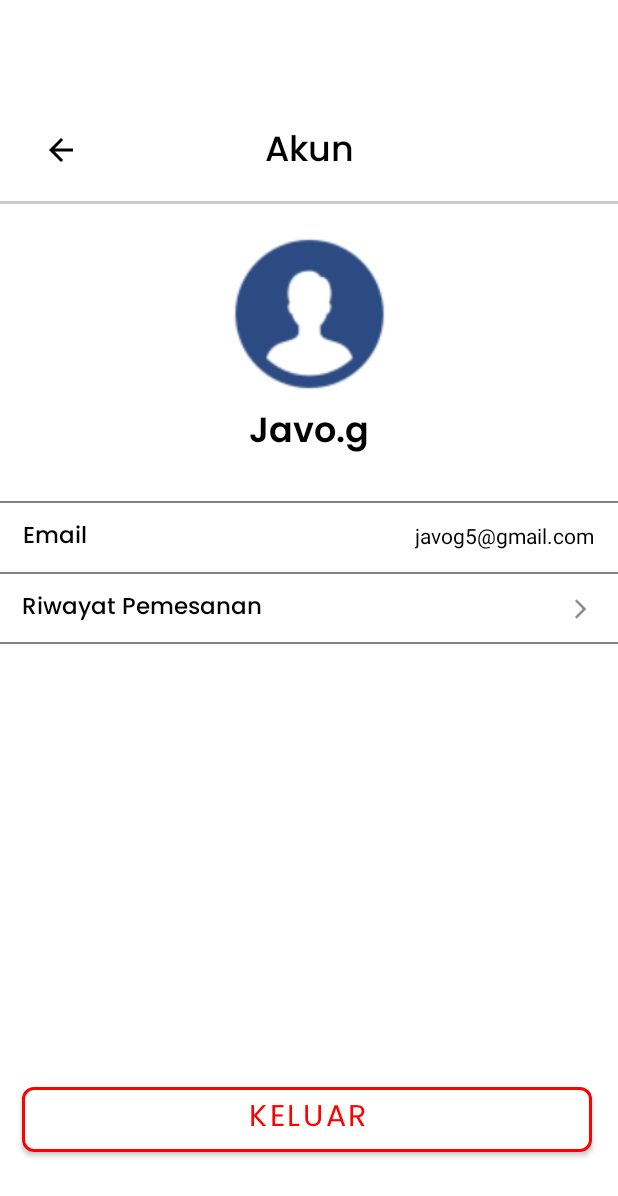
After one commit to Gavriel-Sembiring-366/tickit, an Android app: the fragment akun shown on its own in the app's theme, on a phone screen of 412 x 824 dp. The commit adds this screen. Shown: the top 1196 px of the screen. Run offline under Robolectric (Android 15) with nearby library versions, the phone set to English and light mode, and no system bars.

Commit message:
login, masuk, akun

```diff
--- /dev/null
+++ b/app/src/main/java/com/example/tickit/akun.kt
@@ -0,0 +1,59 @@
+package com.example.tickit
+
+import android.os.Bundle
+import androidx.fragment.app.Fragment
+import android.view.LayoutInflater
+import android.view.View
+import android.view.ViewGroup
+
+// TODO: Rename parameter arguments, choose names that match
+// the fragment initialization parameters, e.g. ARG_ITEM_NUMBER
+private const val ARG_PARAM1 = "param1"
+private const val ARG_PARAM2 = "param2"
+
+/**
+ * A simple [Fragment] subclass.
+ * Use the [akun.newInstance] factory method to
+ * create an instance of this fragment.
+ */
+class akun : Fragment() {
+    // TODO: Rename and change types of parameters
+    private var param1: String? = null
+    private var param2: String? = null
+
+    override fun onCreate(savedInstanceState: Bundle?) {
+        super.onCreate(savedInstanceState)
+        arguments?.let {
+            param1 = it.getString(ARG_PARAM1)
+            param2 = it.getString(ARG_PARAM2)
+        }
+    }
+
+    override fun onCreateView(
+        inflater: LayoutInflater, container: ViewGroup?,
+        savedInstanceState: Bundle?
+    ): View? {
+        // Inflate the layout for this fragment
+        return inflater.inflate(R.layout.fragment_akun, container, false)
+    }
+
+    companion object {
+        /**
+         * Use this factory method to create a new instance of
+         * this fragment using the provided parameters.
+         *
+         * @param param1 Parameter 1.
+         * @param param2 Parameter 2.
+         * @return A new instance of fragment akun.
+         */
+        // TODO: Rename and change types and number of parameters
+        @JvmStatic
+        fun newInstance(param1: String, param2: String) =
+            akun().apply {
+                arguments = Bundle().apply {
+                    putString(ARG_PARAM1, param1)
+                    putString(ARG_PARAM2, param2)
+                }
+            }
+    }
+}
--- /dev/null
+++ b/app/src/main/res/drawable/baseline_arrow_back_24.xml
@@ -0,0 +1,5 @@
+<vector xmlns:android="http://schemas.android.com/apk/res/android" android:autoMirrored="true" android:height="24dp" android:tint="#000000" android:viewportHeight="24" android:viewportWidth="24" android:width="24dp">
+
+    <path android:fillColor="@android:color/white" android:pathData="M20,11H7.83l5.59,-5.59L12,4l-8,8 8,8 1.41,-1.41L7.83,13H20v-2z"/>
+
+</vector>
--- /dev/null
+++ b/app/src/main/res/drawable/baseline_arrow_forward_ios_24.xml
@@ -0,0 +1,5 @@
+<vector xmlns:android="http://schemas.android.com/apk/res/android" android:autoMirrored="true" android:height="24dp" android:tint="#828282" android:viewportHeight="24" android:viewportWidth="24" android:width="24dp">
+
+    <path android:fillColor="@android:color/white" android:pathData="M6.23,20.23l1.77,1.77l10,-10l-10,-10l-1.77,1.77l8.23,8.23z"/>
+
+</vector>
--- /dev/null
+++ b/app/src/main/res/drawable/baseline_location_on_24.xml
@@ -0,0 +1,5 @@
+<vector xmlns:android="http://schemas.android.com/apk/res/android" android:height="24dp" android:tint="#000000" android:viewportHeight="24" android:viewportWidth="24" android:width="24dp">
+
+    <path android:fillColor="@android:color/white" android:pathData="M12,2C8.13,2 5,5.13 5,9c0,5.25 7,13 7,13s7,-7.75 7,-13c0,-3.87 -3.13,-7 -7,-7zM12,11.5c-1.38,0 -2.5,-1.12 -2.5,-2.5s1.12,-2.5 2.5,-2.5 2.5,1.12 2.5,2.5 -1.12,2.5 -2.5,2.5z"/>
+
+</vector>
--- /dev/null
+++ b/app/src/main/res/drawable/button_less_round.xml
@@ -0,0 +1,4 @@
+<!-- res/drawable/button_background.xml -->
+<shape xmlns:android="http://schemas.android.com/apk/res/android"><!-- Button color -->
+    <corners android:radius="5dp" /> <!-- Adjust this value to control roundness -->
+</shape>
--- /dev/null
+++ b/app/src/main/res/layout/fragment_akun.xml
@@ -0,0 +1,176 @@
+<?xml version="1.0" encoding="utf-8"?>
+<androidx.constraintlayout.widget.ConstraintLayout xmlns:android="http://schemas.android.com/apk/res/android"
+    xmlns:app="http://schemas.android.com/apk/res-auto"
+    xmlns:tools="http://schemas.android.com/tools"
+    android:layout_width="match_parent"
+    android:layout_height="match_parent"
+    tools:context=".akun">
+
+    <Button
+        android:id="@+id/button_keluar"
+        style="@style/CustomButtonAkun"
+        android:layout_width="380dp"
+        android:layout_height="55dp"
+        android:fontFamily="@font/poppins_regular"
+        android:text="Keluar"
+        android:textSize="20sp"
+        app:layout_constraintBottom_toBottomOf="parent"
+        app:layout_constraintEnd_toEndOf="parent"
+        app:layout_constraintHorizontal_bias="0.451"
+        app:layout_constraintStart_toStartOf="parent"
+        app:layout_constraintTop_toTopOf="parent"
+        app:layout_constraintVertical_bias="0.93" />
+
+    <ImageView
+        android:id="@+id/person"
+        android:layout_width="123dp"
+        android:layout_height="124dp"
+        android:src="@drawable/person"
+        app:layout_constraintBottom_toBottomOf="parent"
+        app:layout_constraintEnd_toEndOf="parent"
+        app:layout_constraintHorizontal_bias="0.501"
+        app:layout_constraintStart_toStartOf="parent"
+        app:layout_constraintTop_toTopOf="parent"
+        app:layout_constraintVertical_bias="0.142" />
+
+    <TextView
+        android:id="@+id/nama"
+        android:layout_width="wrap_content"
+        android:layout_height="wrap_content"
+        android:text="Javo.g"
+        android:textColor="@color/black"
+        android:textSize="23sp"
+        android:fontFamily="@font/poppins_semibold"
+        app:layout_constraintBottom_toBottomOf="parent"
+        app:layout_constraintEnd_toEndOf="parent"
+        app:layout_constraintHorizontal_bias="0.501"
+        app:layout_constraintStart_toStartOf="parent"
+        app:layout_constraintTop_toTopOf="parent"
+        app:layout_constraintVertical_bias="0.292" />
+
+    <TextView
+        android:id="@+id/email_akun"
+        android:layout_width="wrap_content"
+        android:layout_height="wrap_content"
+        android:text="Email"
+        android:textColor="@color/black"
+        android:textSize="15sp"
+        android:fontFamily="@font/poppins_medium"
+        app:layout_constraintBottom_toBottomOf="parent"
+        app:layout_constraintEnd_toEndOf="parent"
+        app:layout_constraintHorizontal_bias="0.042"
+        app:layout_constraintStart_toStartOf="parent"
+        app:layout_constraintTop_toTopOf="parent"
+        app:layout_constraintVertical_bias="0.39" />
+
+    <TextView
+        android:id="@+id/riwayatpemesanan"
+        android:layout_width="wrap_content"
+        android:layout_height="wrap_content"
+        android:text="Riwayat Pemesanan"
+        android:textColor="@color/black"
+        android:textSize="15sp"
+        android:fontFamily="@font/poppins_medium"
+        app:layout_constraintBottom_toBottomOf="parent"
+        app:layout_constraintEnd_toEndOf="parent"
+        app:layout_constraintHorizontal_bias="0.057"
+        app:layout_constraintStart_toStartOf="parent"
+        app:layout_constraintTop_toTopOf="parent"
+        app:layout_constraintVertical_bias="0.454" />
+
+    <ImageButton
+        android:id="@+id/back_akun"
+        android:layout_width="79dp"
+        android:layout_height="51dp"
+        android:background="@null"
+        android:contentDescription="Back"
+        android:padding="0dp"
+        android:src="@drawable/baseline_arrow_back_24"
+        app:layout_constraintBottom_toBottomOf="parent"
+        app:layout_constraintEnd_toEndOf="parent"
+        app:layout_constraintHorizontal_bias="0.002"
+        app:layout_constraintStart_toStartOf="parent"
+        app:layout_constraintTop_toTopOf="parent"
+        app:layout_constraintVertical_bias="0.025" />
+
+    <ImageView
+        android:id="@+id/imageView7"
+        android:layout_width="15dp"
+        android:layout_height="17dp"
+        android:src="@drawable/baseline_arrow_forward_ios_24"
+        app:layout_constraintBottom_toBottomOf="parent"
+        app:layout_constraintEnd_toEndOf="parent"
+        app:layout_constraintHorizontal_bias="0.957"
+        app:layout_constraintStart_toStartOf="parent"
+        app:layout_constraintTop_toTopOf="parent"
+        app:layout_constraintVertical_bias="0.455" />
+
+    <TextView
+        android:id="@+id/email"
+        android:layout_width="wrap_content"
+        android:layout_height="wrap_content"
+        android:text="javog5@gmail.com"
+        android:textColor="@color/black"
+        app:layout_constraintBottom_toBottomOf="parent"
+        app:layout_constraintEnd_toEndOf="parent"
+        app:layout_constraintHorizontal_bias="0.945"
+        app:layout_constraintStart_toStartOf="parent"
+        app:layout_constraintTop_toTopOf="parent"
+        app:layout_constraintVertical_bias="0.389" />
+
+    <View
+        android:id="@+id/bar_akun"
+        android:layout_width="match_parent"
+        android:layout_height="2dp"
+        android:background="@color/grey_200"
+        app:layout_constraintBottom_toBottomOf="parent"
+        app:layout_constraintTop_toTopOf="parent"
+        app:layout_constraintVertical_bias="0.102"
+        tools:layout_editor_absoluteX="52dp" />
+
+    <TextView
+        android:id="@+id/akun"
+        android:layout_width="wrap_content"
+        android:layout_height="wrap_content"
+        android:text="Akun"
+        android:textColor="@color/black"
+        android:textSize="23sp"
+        android:fontFamily="@font/poppins_medium"
+        app:layout_constraintBottom_toBottomOf="parent"
+        app:layout_constraintEnd_toEndOf="parent"
+        app:layout_constraintHorizontal_bias="0.501"
+        app:layout_constraintStart_toStartOf="parent"
+        app:layout_constraintTop_toTopOf="parent"
+        app:layout_constraintVertical_bias="0.036" />
+
+    <View
+        android:id="@+id/divider1"
+        android:layout_width="match_parent"
+        android:layout_height="1dp"
+        android:background="@color/grey"
+        app:layout_constraintBottom_toBottomOf="parent"
+        app:layout_constraintTop_toTopOf="parent"
+        app:layout_constraintVertical_bias="0.363"
+        tools:layout_editor_absoluteX="0dp" />
+
+    <View
+        android:id="@+id/divider2"
+        android:layout_width="match_parent"
+        android:layout_height="1dp"
+        android:background="@color/grey"
+        app:layout_constraintBottom_toBottomOf="parent"
+        app:layout_constraintTop_toTopOf="parent"
+        app:layout_constraintVertical_bias="0.424"
+        tools:layout_editor_absoluteX="0dp" />
+
+    <View
+        android:id="@+id/divider3"
+        android:layout_width="match_parent"
+        android:layout_height="1dp"
+        android:background="@color/grey"
+        app:layout_constraintBottom_toBottomOf="parent"
+        app:layout_constraintTop_toTopOf="parent"
+        app:layout_constraintVertical_bias="0.485"
+        tools:layout_editor_absoluteX="0dp" />
+
+</androidx.constraintlayout.widget.ConstraintLayout>
--- a/app/src/main/res/navigation/mobile_navigation.xml
+++ b/app/src/main/res/navigation/mobile_navigation.xml
@@ -11,11 +11,7 @@
         android:label="@string/title_home"
         tools:layout="@layout/fragment_home" />
 
-    <fragment
-        android:id="@+id/navigation_sinopsis"
-        android:name="com.example.tickit.ui.sinopsis.SinopsisFragment"
-        android:label="@string/title_sinopsis"
-        tools:layout="@layout/fragment_sinopsis" />
+
 
 
 </navigation>
--- a/app/src/main/res/values/colors.xml
+++ b/app/src/main/res/values/colors.xml
@@ -7,6 +7,11 @@
     <color name="teal_700">#FF018786</color>
     <color name="black">#FF000000</color>
     <color name="white">#FFFFFFFF</color>
+    <color name="grey_200">#33000000</color>
+    <color name="blue">#2B4B82</color>
+    <color name="red">#FF0000</color>
     <color name="ongoing_movie_bg_tint">#000000</color>
+    <color name="grey">#828282</color>
+    <color name="pink">#F7B4A7</color>
     <color name="carousel_background_color">#50FFFFFF</color>
 </resources>
--- a/app/src/main/res/values/styles.xml
+++ b/app/src/main/res/values/styles.xml
@@ -16,4 +16,28 @@
     <style name="BottomNavigationMovieDetail.Active" parent="@style/TextAppearance.AppCompat.Caption">
         <item name="android:textSize">18sp</item>
     </style>
+
+    <style name="CustomButtonMasuk" parent="Widget.MaterialComponents.Button">
+            <item name="android:backgroundTint">@color/blue</item>
+            <item name="android:textColor">@color/white</item>
+            <item name="cornerRadius">8dp</item>
+           </style>
+
+    <style name="CustomButtonDaftar" parent="Widget.MaterialComponents.Button">
+        <item name="backgroundTint">@color/white</item>
+        <item name="strokeColor">@color/black</item>
+        <item name="strokeWidth">2dp</item>
+        <item name="cornerRadius">8dp</item>
+        <item name="android:textColor">@color/black</item>
+    </style>
+
+    <style name="CustomButtonAkun" parent="Widget.MaterialComponents.Button">
+        <item name="backgroundTint">@color/white</item>
+        <item name="strokeColor">@color/red</item>
+        <item name="strokeWidth">2dp</item>
+        <item name="cornerRadius">8dp</item>
+        <item name="android:textColor">@color/red</item>
+    </style>
+
+
 </resources>
--- a/app/src/main/res/values/themes.xml
+++ b/app/src/main/res/values/themes.xml
@@ -6,7 +6,7 @@
         <item name="colorPrimary">@color/purple_200</item>
         <item name="colorPrimaryVariant">@color/purple_700</item>
         <item name="colorOnPrimary">@color/purple_700</item>
-        <!-- Secondary brand color. -->z
+        <!-- Secondary brand color. -->
         <item name="colorSecondary">@color/teal_200</item>
         <item name="colorSecondaryVariant">@color/teal_700</item>
         <item name="colorOnSecondary">@color/black</item>
```
Also changed, not shown: app/src/main/java/com/example/tickit/daftar.kt (added, +59 -0 lines), app/src/main/java/com/example/tickit/login.kt (added, +59 -0 lines), app/src/main/res/layout/fragment_daftar.xml (added, +130 -0 lines), app/src/main/res/layout/fragment_login.xml (added, +186 -0 lines), app/src/main/res/menu/bottom_nav_menu.xml (+0 -11 lines), app/src/main/res/drawable/location.png (added), app/src/main/res/drawable/person.png (added).
